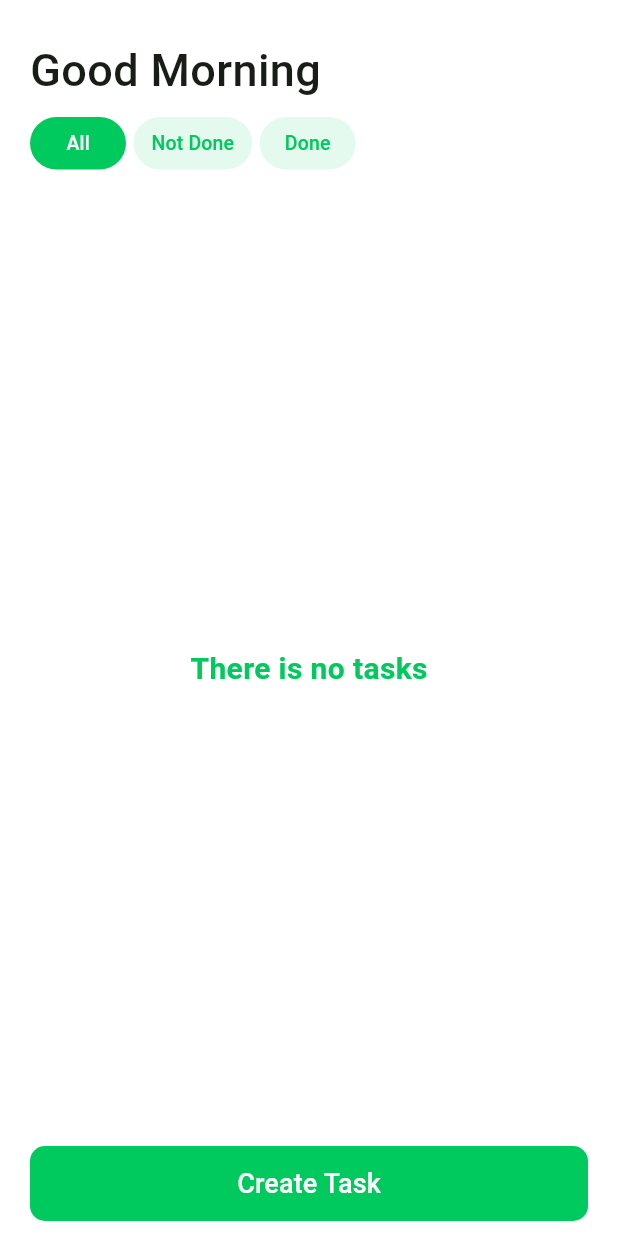
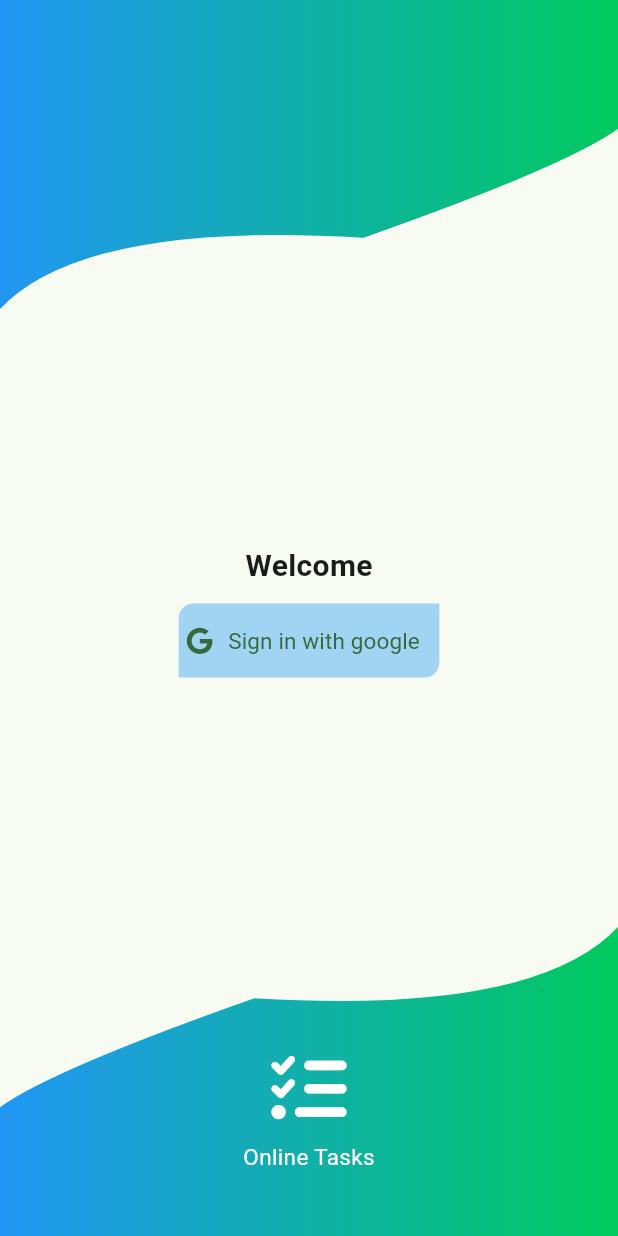
Before and after one commit to Mohammed-AboLEneen/Online-Tasks-App, a Flutter app: the screen it shows after launch, on a phone screen of 412 x 824 dp. Run offline on Flutter 3.47's test engine with Material 3 defaults, Android fonts, the phone set to English and light mode, and no system bars; our stand-ins replace firebase_auth, firebase_core, flutter_bloc, flutter_svg, fluttertoast, font_awesome_flutter and 3 more; accounts and stored records are empty.

Commit message:
add login feature

```diff
--- /dev/null
+++ b/lib/features/login/presentation/manager/login_cubit/login_cubit.dart
@@ -0,0 +1,23 @@
+import 'package:firebase_auth/firebase_auth.dart';
+import 'package:flutter_bloc/flutter_bloc.dart';
+
+import '../../../../../cores/methods/google_auth.dart';
+import 'login_states.dart';
+
+class LoginCubit extends Cubit<LoginStates> {
+  LoginCubit() : super(InitLoginState());
+
+  static LoginCubit get(context) => BlocProvider.of(context);
+
+  Future<void> signInWithGoogle() async {
+    emit(LoadingLoginState());
+    try {
+      // Create a new credential
+      final credential = await googleAuth();
+      await FirebaseAuth.instance.signInWithCredential(credential);
+      emit(SuccessLoginState());
+    } catch (e) {
+      emit(FailureLoginState('There is something wrong, try Again'));
+    }
+  }
+}
--- /dev/null
+++ b/lib/features/login/presentation/manager/login_cubit/login_states.dart
@@ -0,0 +1,13 @@
+abstract class LoginStates {}
+
+class InitLoginState extends LoginStates {}
+
+class SuccessLoginState extends LoginStates {}
+
+class FailureLoginState extends LoginStates {
+  final String message;
+
+  FailureLoginState(this.message);
+}
+
+class LoadingLoginState extends LoginStates {}
--- /dev/null
+++ b/lib/features/login/presentation/view/login.dart
@@ -0,0 +1,216 @@
+import 'package:flutter/material.dart';
+import 'package:flutter_bloc/flutter_bloc.dart';
+import 'package:flutter_svg/flutter_svg.dart';
+import 'package:font_awesome_flutter/font_awesome_flutter.dart';
+import 'package:todo_list_app/constents.dart';
+import 'package:todo_list_app/features/homePage/presentation/view/home_page.dart';
+
+import 'package:todo_list_app/features/login/presentation/view/widgets/custom_top_clipper.dart';
+
+import '../../../../cores/methods/google_sign_out.dart';
+import '../../../../cores/methods/show_toast.dart';
+import '../../../../cores/utlis/app_fonts.dart';
+
+import '../manager/login_cubit/login_cubit.dart';
+import '../manager/login_cubit/login_states.dart';
+
+class LoginScreen extends StatefulWidget {
+  const LoginScreen({super.key});
+
+  @override
+  State<LoginScreen> createState() => _LoginScreenState();
+}
+
+class _LoginScreenState extends State<LoginScreen>
+    with SingleTickerProviderStateMixin {
+  late AnimationController _animationController;
+  late Animation<Offset> _animation;
+
+  @override
+  void initState() {
+    super.initState();
+    startAnimation();
+  }
+
+  @override
+  void dispose() {
+    _animationController.dispose();
+    super.dispose();
+  }
+
+  @override
+  Widget build(BuildContext context) {
+    return BlocProvider(
+      create: (context) => LoginCubit(),
+      child: BlocConsumer<LoginCubit, LoginStates>(listener: (context, state) {
+        if (state is SuccessLoginState) {
+          showToast(
+              msg: 'Login Success',
+              toastMessageType: ToastMessageType.successMessage);
+
+          Navigator.push(context, PageRouteBuilder(
+              pageBuilder: (context, animation, secondaryAnimation) {
+            return const HomePage();
+          }));
+        } else if (state is FailureLoginState) {
+          showToast(
+              msg: state.message,
+              toastMessageType: ToastMessageType.failureMessage);
+        }
+      }, builder: (context, state) {
+        var cubit = LoginCubit.get(context);
+        return Scaffold(
+          body: Column(
+            crossAxisAlignment: CrossAxisAlignment.center,
+            children: [
+              SizedBox(
+                height: MediaQuery.sizeOf(context).height * .34,
+                child: Stack(
+                  children: [
+                    ClipPath(
+                      clipper: CustomTopClipper(),
+                      child: Container(
+                        decoration: BoxDecoration(
+                            gradient: LinearGradient(colors: [
+                          Colors.blue,
+                          mainColor,
+                        ])),
+                        width: MediaQuery.sizeOf(context).width,
+                        height: MediaQuery.sizeOf(context).height * .25,
+                      ),
+                    ),
+                  ],
+                ),
+              ),
+              const Spacer(),
+              AnimatedBuilder(
+                  animation: _animationController,
+                  builder: (context, child) {
+                    return AnimatedOpacity(
+                      duration: const Duration(seconds: 1),
+                      opacity: _animationController.value,
+                      child: SlideTransition(
+                        position: _animation,
+                        child: Text(
+                          'Welcome',
+                          style: AppFonts.textStyle20Bold,
+                        ),
+                      ),
+                    );
+                  }),
+              const SizedBox(
+                height: 10,
+              ),
+              SizedBox(
+                height: MediaQuery.of(context).size.height * .06,
+                child: IntrinsicWidth(
+                  child: TextButton(
+                      onPressed: () async {
+                        await googleSignOut();
+                        cubit.signInWithGoogle();
+                      },
+                      style: ButtonStyle(
+                          backgroundColor: WidgetStateProperty.all<Color>(
+                              Colors.blue.withOpacity(.4)),
+                          // Set the desired background color here
+                          padding: WidgetStateProperty.all<EdgeInsets>(
+                              const EdgeInsets.symmetric(horizontal: 5)),
+                          shape:
+                              WidgetStateProperty.all<RoundedRectangleBorder?>(
+                                  const RoundedRectangleBorder(
+                                      borderRadius: BorderRadius.only(
+                            topLeft: Radius.circular(10),
+                            bottomRight: Radius.circular(10),
+                          )))),
+                      child: Row(
+                        children: [
+                          const Icon(FontAwesomeIcons.google),
+                          const SizedBox(
+                            width: 10,
+                          ),
+                          Padding(
+                            padding: const EdgeInsets.only(right: 8.0),
+                            child: Text(
+                              'Sign in with google',
+                              style: AppFonts.textStyle15Regular,
+                            ),
+                          ),
+                        ],
+                      )),
+                ),
+              ),
+              if (state is LoadingLoginState)
+                Container(
+                  width: MediaQuery.sizeOf(context).width * .7,
+                ),
+              const Spacer(
+                flex: 2,
+              ),
+              Transform.rotate(
+                angle: 2 * 1.57079633,
+                child: ClipPath(
+                  clipper: CustomTopClipper(),
+                  child: Container(
+                    decoration: BoxDecoration(
+                        gradient:
+                            LinearGradient(colors: [mainColor, Colors.blue])),
+                    width: MediaQuery.sizeOf(context).width,
+                    height: MediaQuery.sizeOf(context).height * .25,
+                    child: Center(
+                      child: Padding(
+                        padding: const EdgeInsets.only(bottom: 40),
+                        child: Transform.rotate(
+                          angle: 2 * 1.57079633,
+                          child: Column(
+                            mainAxisAlignment: MainAxisAlignment.center,
+                            children: [
+                              const FaIcon(
+                                FontAwesomeIcons.listCheck,
+                                color: Colors.white,
+                                size: 50,
+                              ),
+                              const SizedBox(
+                                height: 10,
+                              ),
+                              AnimatedBuilder(
+                                  animation: _animationController,
+                                  builder: (context, child) {
+                                    return AnimatedOpacity(
+                                      opacity: _animationController.value,
+                                      duration: const Duration(seconds: 1),
+                                      child: Text(
+                                        'Online Tasks',
+                                        style: AppFonts.textStyle15Regular
+                                            ?.copyWith(
+                                          color: Colors.white,
+                                        ),
+                                      ),
+                                    );
+                                  })
+                            ],
+                          ),
+                        ),
+                      ),
+                    ),
+                  ),
+                ),
+              ),
+            ],
+          ),
+        );
+      }),
+    );
+  }
+
+  void startAnimation() {
+    _animationController = AnimationController(
+      vsync: this,
+      duration: const Duration(seconds: 2),
+    );
+    _animation = Tween<Offset>(
+      begin: const Offset(0.0, -.5),
+      end: const Offset(0.0, 0),
+    ).animate(_animationController);
+    _animationController.forward();
+  }
+}
--- /dev/null
+++ b/lib/features/login/presentation/view/widgets/custom_top_clipper.dart
@@ -0,0 +1,26 @@
+import 'package:flutter/material.dart';
+
+class CustomTopClipper extends CustomClipper<Path> {
+  @override
+  Path getClip(Size size) {
+    var path = Path();
+    path.lineTo(0.0, size.height);
+    var firstControlPoint = Offset(55, size.height / 1.4);
+    var firstEndPoint = Offset(size.width / 1.7, size.height / 1.3);
+    path.quadraticBezierTo(firstControlPoint.dx, firstControlPoint.dy,
+        firstEndPoint.dx, firstEndPoint.dy);
+    var secondControlPoint = Offset(size.width - (35), size.height - 95);
+    var secondEndPoint = Offset(size.width, size.height / 2.4);
+    path.quadraticBezierTo(secondControlPoint.dx, secondControlPoint.dy,
+        secondEndPoint.dx, secondEndPoint.dy);
+    path.lineTo(size.width, size.height - 40);
+    path.lineTo(size.width, 0.0);
+    path.close();
+    return path;
+  }
+
+  @override
+  bool shouldReclip(CustomClipper oldClipper) {
+    return true;
+  }
+}
--- a/lib/main.dart
+++ b/lib/main.dart
@@ -1,14 +1,18 @@
+import 'package:firebase_core/firebase_core.dart';
 import 'package:flutter/material.dart';
 import 'package:hive_flutter/hive_flutter.dart';
 import 'package:todo_list_app/constents.dart';
 
 import 'features/homePage/data/models/task_card_model.dart';
 import 'features/homePage/presentation/view/home_page.dart';
+import 'features/login/presentation/view/login.dart';
+import 'firebase_options.dart';
 
 void main() async {
   WidgetsFlutterBinding.ensureInitialized();
   await Hive.initFlutter();
   Hive.registerAdapter(TaskCardModelAdapter()); // Register adapter
+  await Firebase.initializeApp(options: DefaultFirebaseOptions.currentPlatform);
 
   runApp(const MyApp());
 }
@@ -23,7 +27,7 @@ class MyApp extends StatelessWidget {
         colorScheme: ColorScheme.fromSeed(seedColor: mainColor),
         useMaterial3: true,
       ),
-      home: const HomePage(),
+      home: const LoginScreen(),
     );
   }
 }
--- a/pubspec.yaml
+++ b/pubspec.yaml
@@ -45,6 +45,8 @@ dependencies:
   cloud_firestore: ^5.0.0
   firebase_auth: ^5.0.0
   google_sign_in: ^6.2.1
+  flutter_svg: ^2.0.10+1
+  fluttertoast: ^8.2.6
 
 
 
```
Also changed, not shown: lib/cores/methods/google_auth.dart (+22 -0 lines), lib/cores/methods/show_toast.dart (added, +31 -0 lines), lib/features/login/presentation/view/widgets/custom_bottom_clipper.dart (added, +28 -0 lines), assets/images/through_the_desert.svg (added), pubspec.lock, 2 other files.
